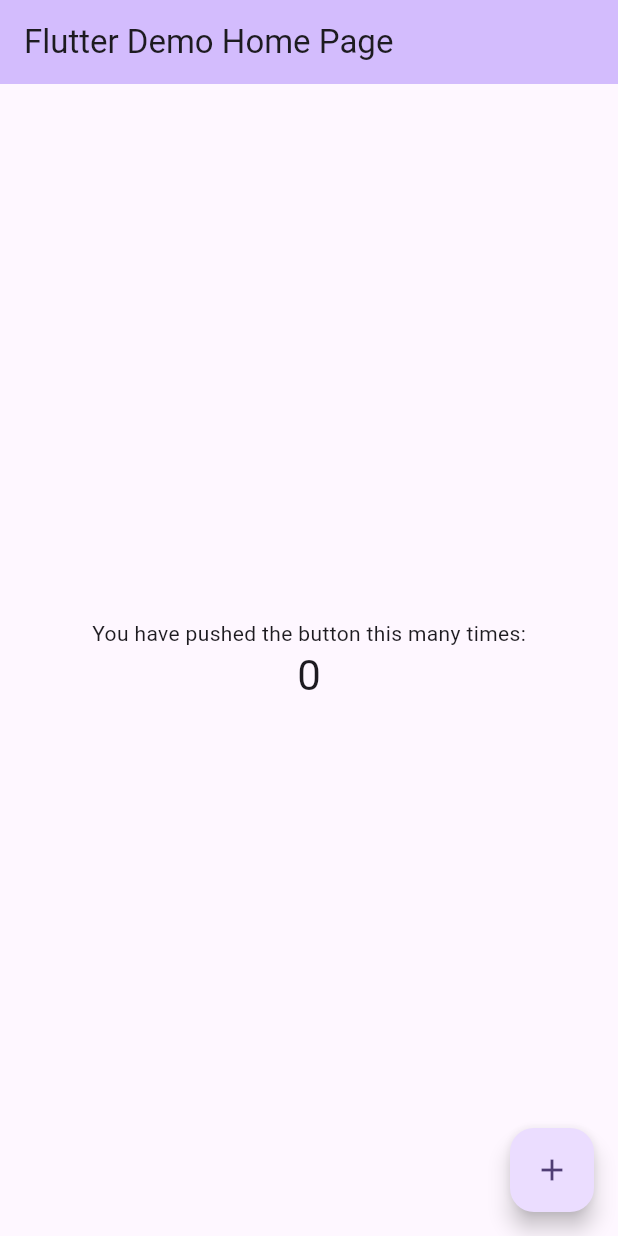
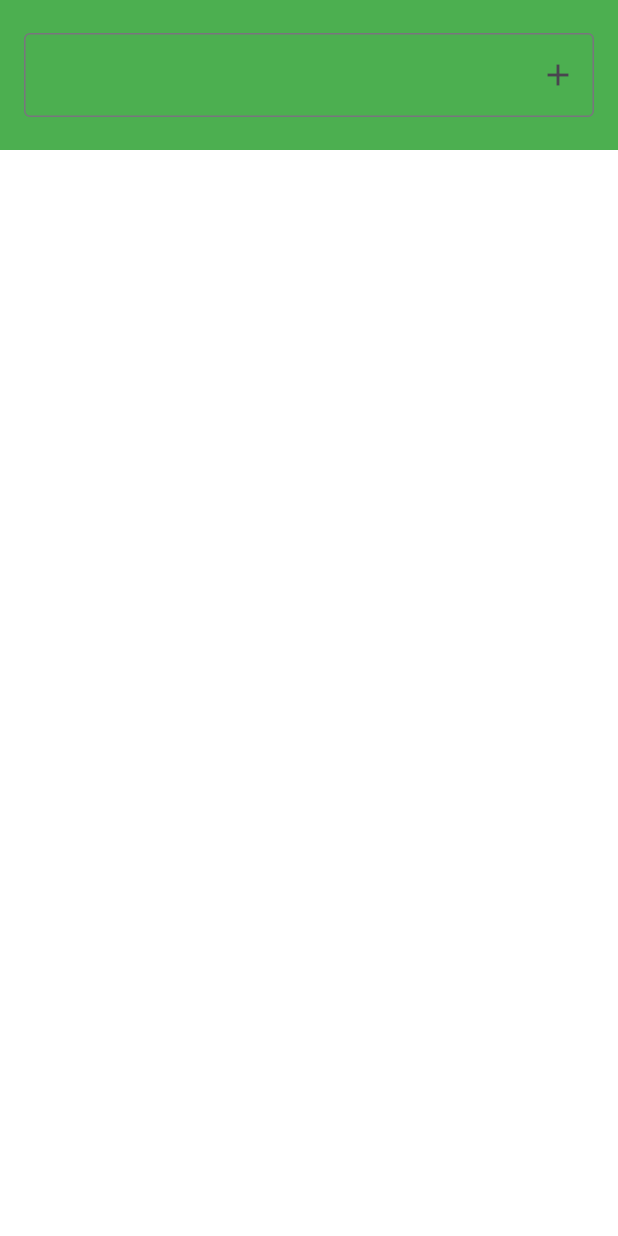
Before and after one commit to ahsandevsinn/todo_app, a Flutter app: the screen it shows after launch, on a phone screen of 412 x 824 dp. Run offline on Flutter 3.47's test engine with Material 3 defaults, Android fonts, the phone set to English and light mode, and no system bars.

Commit message:
basic todo app

```diff
--- /dev/null
+++ b/lib/custom_textfield.dart
@@ -0,0 +1,21 @@
+import 'package:flutter/material.dart';
+
+class CustomTextfield extends StatelessWidget {
+  final TextEditingController controller;
+  final Function()? onTap ;
+  const CustomTextfield({super.key,required this.controller,this.onTap});
+
+  @override
+  Widget build(BuildContext context) {
+    return TextField(
+      controller: controller,
+    decoration: InputDecoration(
+      border: OutlineInputBorder(
+        borderSide: BorderSide(color: Colors.white)
+      ),
+      suffixIcon: IconButton(onPressed: onTap, icon: Icon(Icons.add))
+    ),
+
+    );
+  }
+}
--- /dev/null
+++ b/lib/home_screen.dart
@@ -0,0 +1,38 @@
+import 'package:flutter/material.dart';
+import 'package:todo_app/custom_textfield.dart';
+
+class HomeScreen extends StatefulWidget {
+  const HomeScreen({super.key});
+
+  @override
+  State<HomeScreen> createState() => _HomeScreenState();
+}
+
+class _HomeScreenState extends State<HomeScreen> {
+  TextEditingController controller = TextEditingController();
+  List tasks = [];
+  @override
+  Widget build(BuildContext context) {
+    return Scaffold(
+      backgroundColor: Colors.white,
+      appBar: AppBar(
+          backgroundColor: Colors.green,
+          toolbarHeight: 100,
+          title: CustomTextfield(
+            controller: controller,
+            onTap: () {
+              tasks.add(controller.text);
+              setState(() {
+
+              });
+            },
+          )),
+      body: ListView.builder(
+          shrinkWrap: true,
+          itemCount: tasks.length,
+          itemBuilder: (_, index) {
+            return Text(tasks[index]);
+          }),
+    );
+  }
+}
--- a/lib/main.dart
+++ b/lib/main.dart
@@ -1,4 +1,5 @@
 import 'package:flutter/material.dart';
+import 'package:todo_app/home_screen.dart';
 
 void main() {
   runApp(const MyApp());
@@ -11,115 +12,8 @@ class MyApp extends StatelessWidget {
   @override
   Widget build(BuildContext context) {
     return MaterialApp(
-      title: 'Flutter Demo',
-      theme: ThemeData(
-        // This is the theme of your application.
-        //
-        // TRY THIS: Try running your application with "flutter run". You'll see
-        // the application has a purple toolbar. Then, without quitting the app,
-        // try changing the seedColor in the colorScheme below to Colors.green
-        // and then invoke "hot reload" (save your changes or press the "hot
-        // reload" button in a Flutter-supported IDE, or press "r" if you used
-        // the command line to start the app).
-        //
-        // Notice that the counter didn't reset back to zero; the application
-        // state is not lost during the reload. To reset the state, use hot
-        // restart instead.
-        //
-        // This works for code too, not just values: Most code changes can be
-        // tested with just a hot reload.
-        colorScheme: ColorScheme.fromSeed(seedColor: Colors.deepPurple),
-        useMaterial3: true,
-      ),
-      home: const MyHomePage(title: 'Flutter Demo Home Page'),
+    debugShowCheckedModeBanner: false,
+   home: HomeScreen(),
     );
   }
 }
-
-class MyHomePage extends StatefulWidget {
-  const MyHomePage({super.key, required this.title});
-
-  // This widget is the home page of your application. It is stateful, meaning
-  // that it has a State object (defined below) that contains fields that affect
-  // how it looks.
-
-  // This class is the configuration for the state. It holds the values (in this
-  // case the title) provided by the parent (in this case the App widget) and
-  // used by the build method of the State. Fields in a Widget subclass are
-  // always marked "final".
-
-  final String title;
-
-  @override
-  State<MyHomePage> createState() => _MyHomePageState();
-}
-
-class _MyHomePageState extends State<MyHomePage> {
-  int _counter = 0;
-
-  void _incrementCounter() {
-    setState(() {
-      // This call to setState tells the Flutter framework that something has
-      // changed in this State, which causes it to rerun the build method below
-      // so that the display can reflect the updated values. If we changed
-      // _counter without calling setState(), then the build method would not be
-      // called again, and so nothing would appear to happen.
-      _counter++;
-    });
-  }
-
-  @override
-  Widget build(BuildContext context) {
-    // This method is rerun every time setState is called, for instance as done
-    // by the _incrementCounter method above.
-    //
-    // The Flutter framework has been optimized to make rerunning build methods
-    // fast, so that you can just rebuild anything that needs updating rather
-    // than having to individually change instances of widgets.
-    return Scaffold(
-      appBar: AppBar(
-        // TRY THIS: Try changing the color here to a specific color (to
-        // Colors.amber, perhaps?) and trigger a hot reload to see the AppBar
-        // change color while the other colors stay the same.
-        backgroundColor: Theme.of(context).colorScheme.inversePrimary,
-        // Here we take the value from the MyHomePage object that was created by
-        // the App.build method, and use it to set our appbar title.
-        title: Text(widget.title),
-      ),
-      body: Center(
-        // Center is a layout widget. It takes a single child and positions it
-        // in the middle of the parent.
-        child: Column(
-          // Column is also a layout widget. It takes a list of children and
-          // arranges them vertically. By default, it sizes itself to fit its
-          // children horizontally, and tries to be as tall as its parent.
-          //
-          // Column has various properties to control how it sizes itself and
-          // how it positions its children. Here we use mainAxisAlignment to
-          // center the children vertically; the main axis here is the vertical
-          // axis because Columns are vertical (the cross axis would be
-          // horizontal).
-          //
-          // TRY THIS: Invoke "debug painting" (choose the "Toggle Debug Paint"
-          // action in the IDE, or press "p" in the console), to see the
-          // wireframe for each widget.
-          mainAxisAlignment: MainAxisAlignment.center,
-          children: <Widget>[
-            const Text(
-              'You have pushed the button this many times:',
-            ),
-            Text(
-              '$_counter',
-              style: Theme.of(context).textTheme.headlineMedium,
-            ),
-          ],
-        ),
-      ),
-      floatingActionButton: FloatingActionButton(
-        onPressed: _incrementCounter,
-        tooltip: 'Increment',
-        child: const Icon(Icons.add),
-      ), // This trailing comma makes auto-formatting nicer for build methods.
-    );
-  }
-}
```
Also changed, not shown: pubspec.lock.
